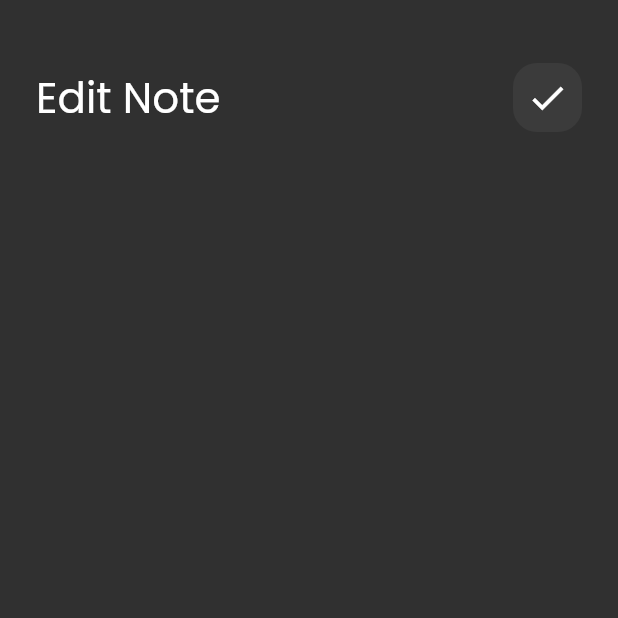
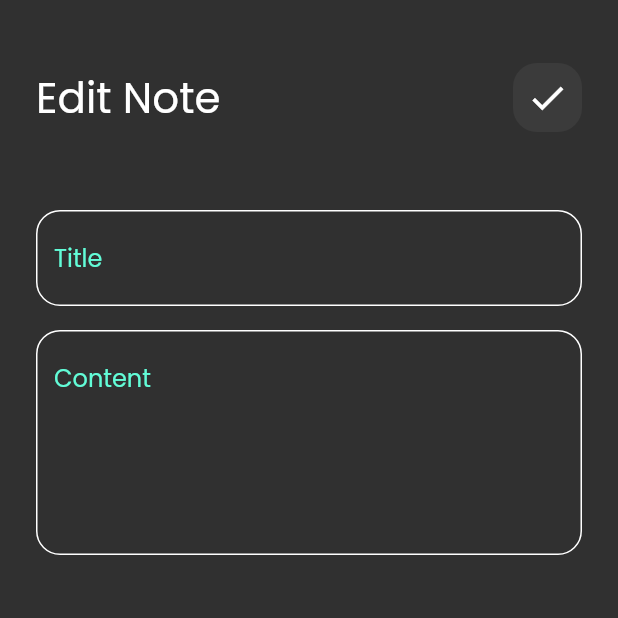
Before and after one commit to MoaazEhab20/notes_app, a Flutter app: the EditNotesView screen opened directly, on a phone screen of 412 x 824 dp, the top half of it. Run offline on Flutter 3.47's test engine with Material 2 defaults, Android fonts, the phone set to English and light mode, and no system bars; our stand-ins replace font_awesome_flutter.

Commit message:
complete edit notes view ui

```diff
--- a/lib/widgets/edit_notes_view_body.dart
+++ b/lib/widgets/edit_notes_view_body.dart
@@ -1,5 +1,6 @@
 import 'package:flutter/material.dart';
 import 'package:notes_app/widgets/custom_app_bar.dart';
+import 'package:notes_app/widgets/custom_text_field.dart';
 
 class EditNotesViewBody extends StatelessWidget {
   const EditNotesViewBody({super.key});
@@ -17,6 +18,17 @@ class EditNotesViewBody extends StatelessWidget {
             title: 'Edit Note',
             icon: Icons.check,
           ),
+          SizedBox(
+            height: 50,
+          ),
+          CustomTextField(hint: 'Title'),
+          SizedBox(
+            height: 16,
+          ),
+          CustomTextField(
+            hint: 'Content',
+            maxLines: 5,
+          ),
         ],
       ),
     );
```
